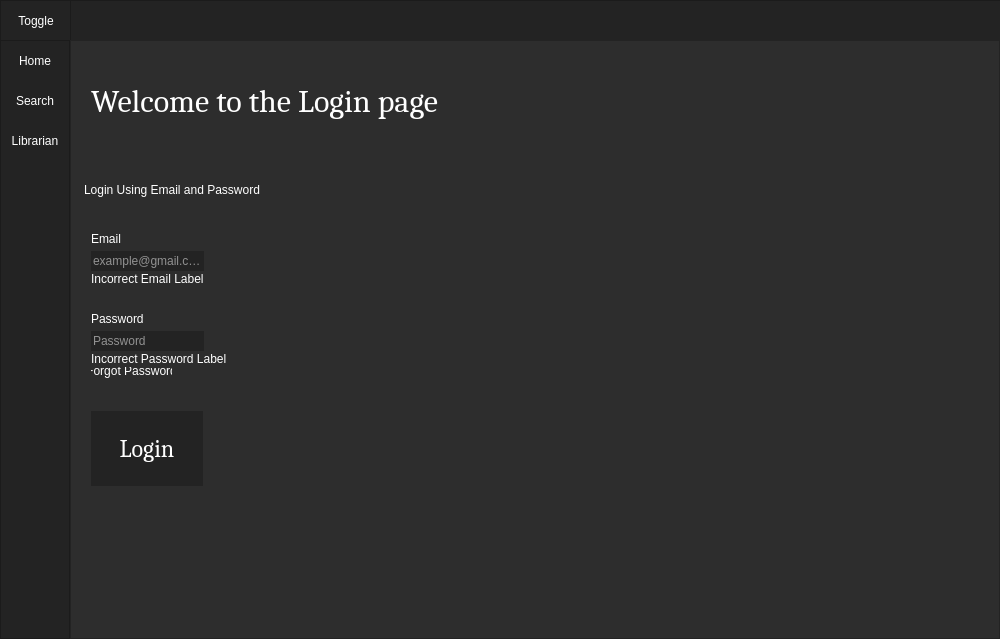
This is GUI/ui_main.ui in jeanfermaint/LibraryGUI as Qt 5 draws it before an edit. The edited form follows.
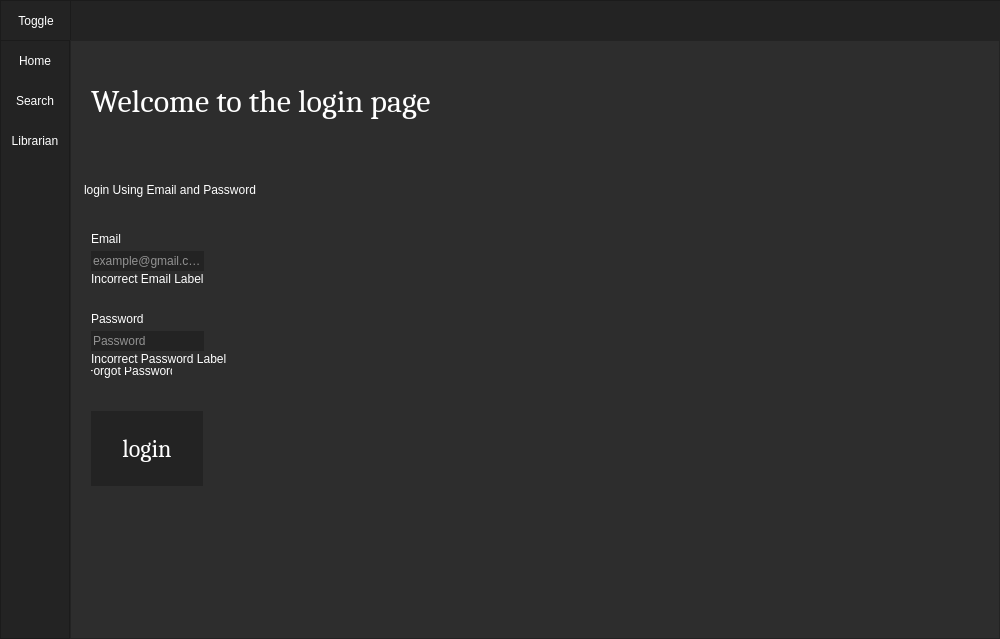
This is the edited form. The open tabs and pages were chosen to show the change. Icons and pictures are not drawn.

Patch:
```diff
--- a/GUI/ui_main.ui
+++ b/GUI/ui_main.ui
@@ -782,7 +782,7 @@
                <string notr="true">color: rgb(255, 255, 255);</string>
               </property>
               <property name="text">
-               <string>Welcome to the Login page</string>
+               <string>Welcome to the login page</string>
               </property>
              </widget>
              <widget class="QGroupBox" name="groupBox_4">
@@ -799,7 +799,7 @@
 border: none;</string>
               </property>
               <property name="title">
-               <string>Login Using Email and Password</string>
+               <string>login Using Email and Password</string>
               </property>
               <widget class="QLineEdit" name="password_2">
                <property name="geometry">
@@ -904,7 +904,7 @@
 </string>
                </property>
                <property name="text">
-                <string>Login</string>
+                <string>login</string>
                </property>
                <property name="icon">
                 <iconset resource="icons.qrc">
```
Left out of the diff: 8 changed lines with no effect on the pictures.
